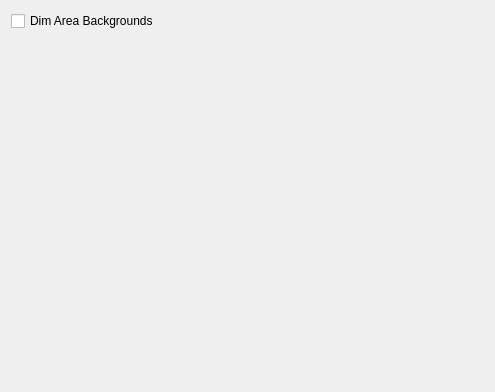
The window that src/config_tabs/ConfigTabAccessibility.ui (Mystery-Novel-Online/MNO-Client) describes before a commit, drawn with Qt 5.
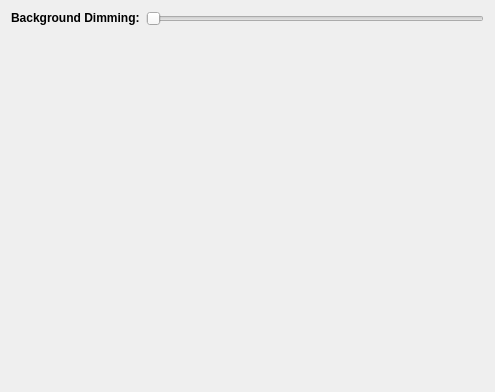
The same window after the commit.

Commit message: feat(configs): background dimming accessibility

```diff
--- a/src/config_tabs/ConfigTabAccessibility.ui
+++ b/src/config_tabs/ConfigTabAccessibility.ui
@@ -15,11 +15,25 @@
   </property>
   <layout class="QVBoxLayout" name="verticalLayout">
    <item>
-    <widget class="QCheckBox" name="backgroundDim">
+    <layout class="QGridLayout" name="gridLayout">
+     <item row="0" column="1">
+      <widget class="QSlider" name="backgroundDimmingSlider">
+       <property name="maximum">
+        <number>255</number>
+       </property>
+       <property name="orientation">
+        <enum>Qt::Horizontal</enum>
+       </property>
+      </widget>
+     </item>
+     <item row="0" column="0">
+      <widget class="QLabel" name="label">
      <property name="text">
-      <string>Dim Area Backgrounds</string>
-     </property>
-    </widget>
+        <string>&lt;html&gt;&lt;head/&gt;&lt;body&gt;&lt;p&gt;&lt;span style=&quot; font-weight:700;&quot;&gt;Background Dimming:&lt;/span&gt;&lt;/p&gt;&lt;/body&gt;&lt;/html&gt;</string>
+       </property>
+      </widget>
+     </item>
+    </layout>
    </item>
    <item>
     <spacer name="verticalSpacer">
```
Lines whose indentation alone changed are shown as unchanged. The commit also changes 5 other files.
